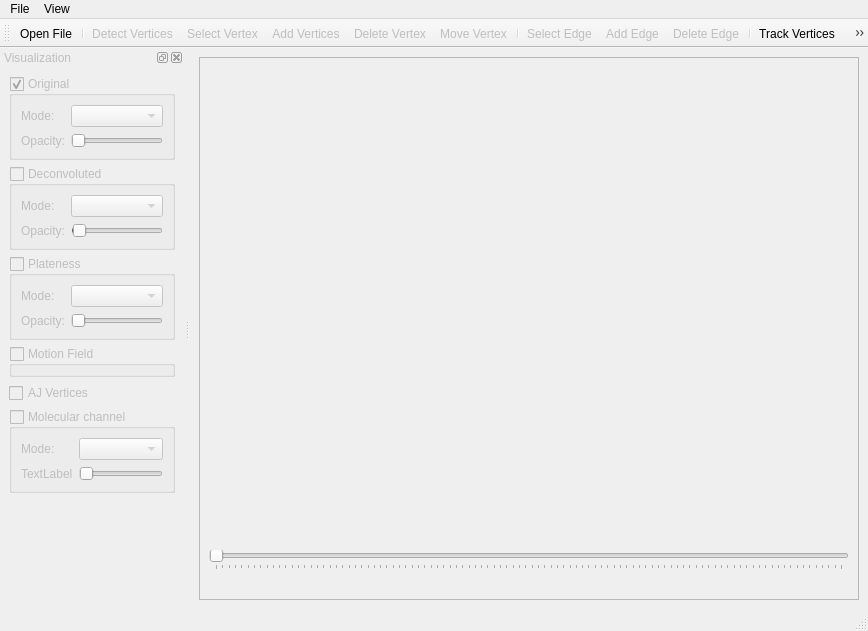
Before: the Qt Designer form DrosophilaOmmatidiaExplorer.ui in morganrcu/DrosophilaOmmatidiaExplorer, drawn with Qt 5.
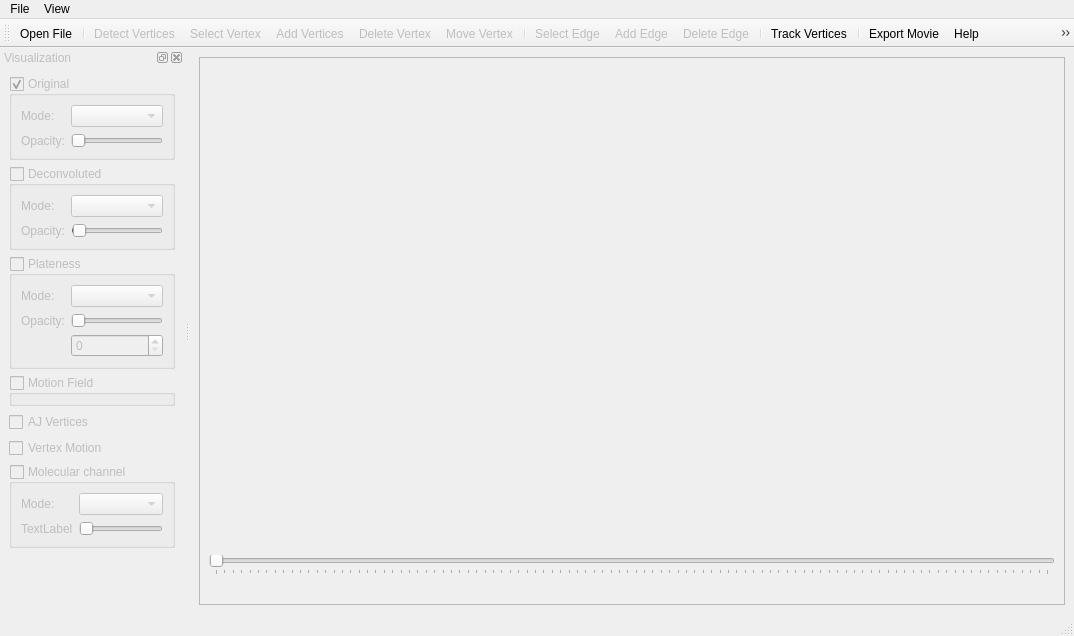
After: the same form once the commit is applied. Icons and pictures are not drawn. Custom widgets are drawn as their Qt base class.

Diff of the .ui file:
```diff
--- a/DrosophilaOmmatidiaExplorer.ui
+++ b/DrosophilaOmmatidiaExplorer.ui
@@ -6,8 +6,8 @@
    <rect>
     <x>0</x>
     <y>0</y>
-    <width>868</width>
-    <height>631</height>
+    <width>1074</width>
+    <height>636</height>
    </rect>
   </property>
   <property name="windowTitle">
@@ -91,7 +91,7 @@
     <rect>
      <x>0</x>
      <y>0</y>
-     <width>868</width>
+     <width>1074</width>
      <height>25</height>
     </rect>
    </property>
@@ -146,8 +146,11 @@
    <addaction name="separator"/>
    <addaction name="actionTrackVertices"/>
    <addaction name="separator"/>
+   <addaction name="actionExportMovie"/>
    <addaction name="actionHelp"/>
    <addaction name="actionPlotEdge"/>
+   <addaction name="actionPlotEdgeDistribution"/>
+   <addaction name="actionPlotVertexDistribution"/>
    <addaction name="actionVertexMolecularDistribution"/>
    <addaction name="actionEdgeMolecularDistribution"/>
   </widget>
@@ -334,10 +337,13 @@
           </property>
          </widget>
         </item>
+        <item row="2" column="1">
+         <widget class="QSpinBox" name="showPlatenessSliceSpinBox"/>
+        </item>
        </layout>
       </widget>
      </item>
-     <item row="5" column="0">
+     <item row="6" column="0">
       <widget class="QGroupBox" name="showMolecularChannelGroupBox">
        <property name="title">
         <string>Molecular channel</string>
@@ -385,6 +391,13 @@
        </layout>
       </widget>
      </item>
+     <item row="5" column="0">
+      <widget class="QCheckBox" name="showVertexMotionCBox">
+       <property name="text">
+        <string>Vertex Motion</string>
+       </property>
+      </widget>
+     </item>
     </layout>
    </widget>
   </widget>
@@ -567,7 +580,7 @@
   </action>
   <action name="actionPlotEdge">
    <property name="text">
-    <string>Plot edge</string>
+    <string>Plot edge length</string>
    </property>
   </action>
   <action name="actionShowEdges">
@@ -588,6 +601,24 @@
     <string>Edge MD</string>
    </property>
   </action>
+  <action name="actionPlotEdgeDistribution">
+   <property name="text">
+    <string>Plot Edge Distribution</string>
+   </property>
+   <property name="toolTip">
+    <string>Plot Edge Distribution</string>
+   </property>
+  </action>
+  <action name="actionPlotVertexDistribution">
+   <property name="text">
+    <string>Plot Vertex Distribution</string>
+   </property>
+  </action>
+  <action name="actionExportMovie">
+   <property name="text">
+    <string>Export Movie</string>
+   </property>
+  </action>
  </widget>
  <customwidgets>
   <customwidget>
```
Left out of the diff: 3 changed lines with no effect on the pictures.
